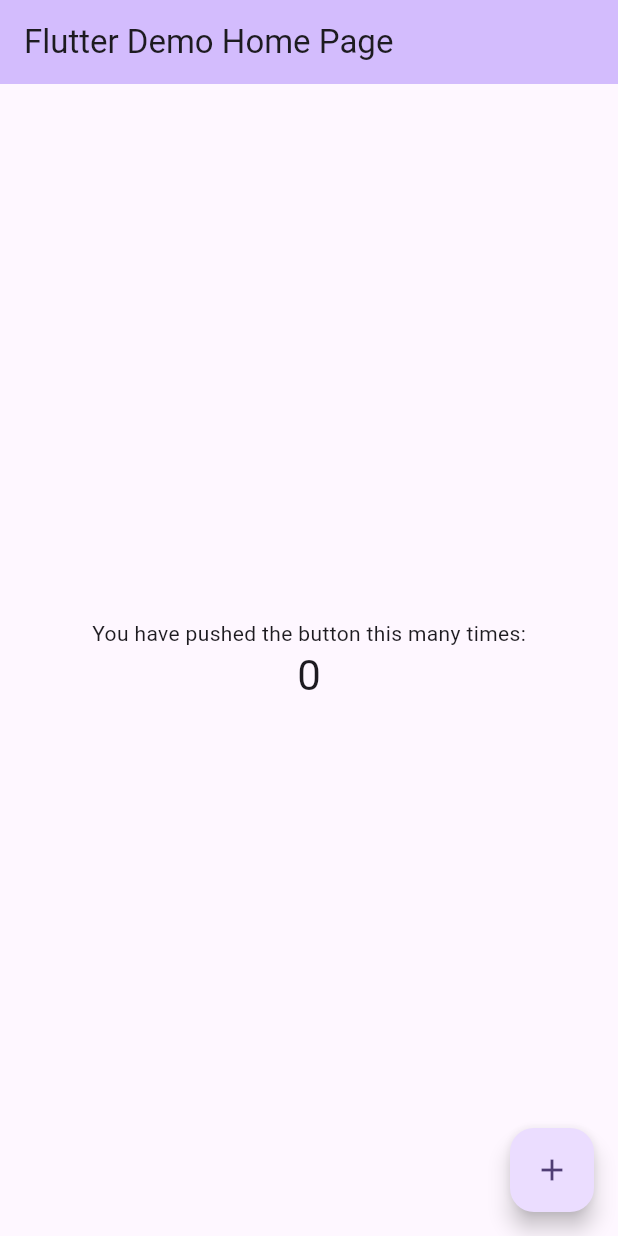
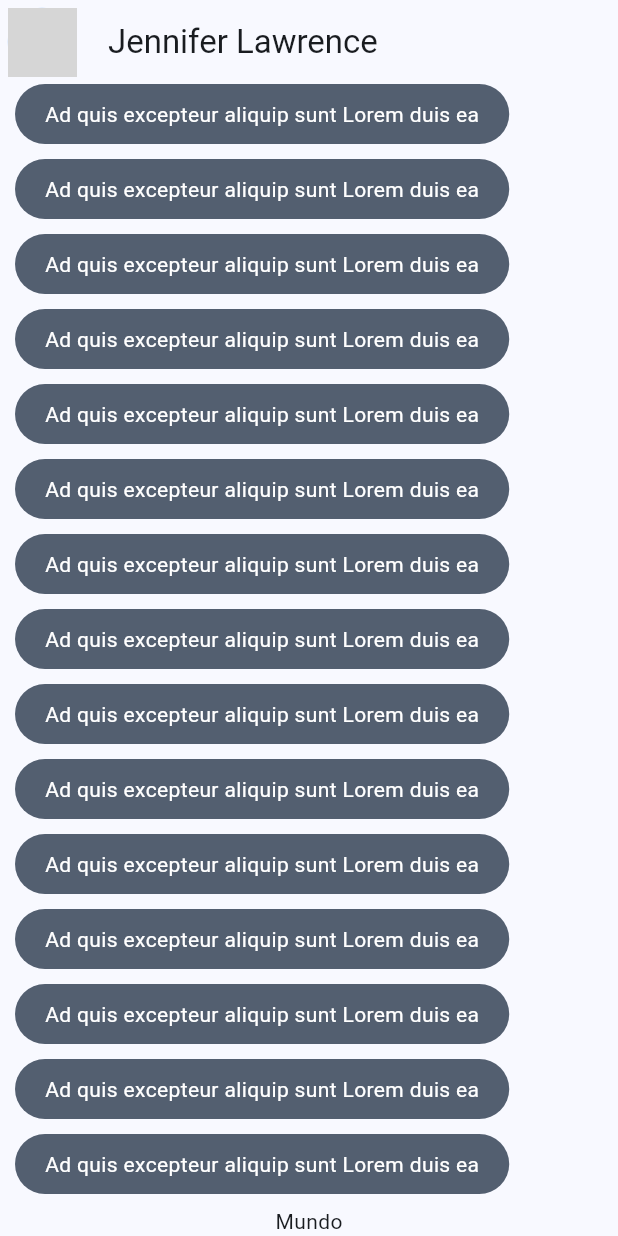
Before and after one commit to UrielCisneros/chat_template_app, a Flutter app: the screen it shows after launch, on a phone screen of 412 x 824 dp. Run offline on Flutter 3.47's test engine with Material 2 defaults, Android fonts, the phone set to English and light mode, and no system bars; network calls fail; grey boxes are pictures that could not be loaded.

Commit message:
add burbble of chats

```diff
--- /dev/null
+++ b/lib/config/theme/app_theme.dart
@@ -0,0 +1,27 @@
+import 'package:flutter/material.dart';
+
+const Color _customColor = Color.fromARGB(0, 85, 4, 172);
+
+const List<Color> _colorThemes = [
+  _customColor,
+  Colors.black,
+  Colors.blue,
+  Colors.green,
+  Colors.yellow
+];
+
+class AppTheme {
+  final int selecterColor;
+  final Brightness brightness;
+
+  AppTheme({required this.selecterColor, this.brightness = Brightness.light})
+      : assert(selecterColor > -1 && selecterColor <= _colorThemes.length - 1,
+            "Color must e between 0 and ${_colorThemes.length - 1}");
+
+  ThemeData theme() {
+    return ThemeData(
+        useMaterial3: true,
+        colorSchemeSeed: _colorThemes[selecterColor],
+        brightness: brightness);
+  }
+}
--- a/lib/main.dart
+++ b/lib/main.dart
@@ -1,125 +1,20 @@
+import 'package:chat_template_app/screens/Chat/chat_screen.dart';
 import 'package:flutter/material.dart';
 
-void main() {
-  runApp(const MyApp());
-}
+import 'config/theme/app_theme.dart';
+
+void main() => runApp(MyApp());
 
 class MyApp extends StatelessWidget {
   const MyApp({super.key});
 
-  // This widget is the root of your application.
   @override
   Widget build(BuildContext context) {
     return MaterialApp(
-      title: 'Flutter Demo',
-      theme: ThemeData(
-        // This is the theme of your application.
-        //
-        // TRY THIS: Try running your application with "flutter run". You'll see
-        // the application has a blue toolbar. Then, without quitting the app,
-        // try changing the seedColor in the colorScheme below to Colors.green
-        // and then invoke "hot reload" (save your changes or press the "hot
-        // reload" button in a Flutter-supported IDE, or press "r" if you used
-        // the command line to start the app).
-        //
-        // Notice that the counter didn't reset back to zero; the application
-        // state is not lost during the reload. To reset the state, use hot
-        // restart instead.
-        //
-        // This works for code too, not just values: Most code changes can be
-        // tested with just a hot reload.
-        colorScheme: ColorScheme.fromSeed(seedColor: Colors.deepPurple),
-        useMaterial3: true,
-      ),
-      home: const MyHomePage(title: 'Flutter Demo Home Page'),
+      title: 'Chat',
+      debugShowCheckedModeBanner: false,
+      theme: AppTheme(selecterColor: 2).theme(),
+      home: const ChatScreen(),
     );
   }
 }
-
-class MyHomePage extends StatefulWidget {
-  const MyHomePage({super.key, required this.title});
-
-  // This widget is the home page of your application. It is stateful, meaning
-  // that it has a State object (defined below) that contains fields that affect
-  // how it looks.
-
-  // This class is the configuration for the state. It holds the values (in this
-  // case the title) provided by the parent (in this case the App widget) and
-  // used by the build method of the State. Fields in a Widget subclass are
-  // always marked "final".
-
-  final String title;
-
-  @override
-  State<MyHomePage> createState() => _MyHomePageState();
-}
-
-class _MyHomePageState extends State<MyHomePage> {
-  int _counter = 0;
-
-  void _incrementCounter() {
-    setState(() {
-      // This call to setState tells the Flutter framework that something has
-      // changed in this State, which causes it to rerun the build method below
-      // so that the display can reflect the updated values. If we changed
-      // _counter without calling setState(), then the build method would not be
-      // called again, and so nothing would appear to happen.
-      _counter++;
-    });
-  }
-
-  @override
-  Widget build(BuildContext context) {
-    // This method is rerun every time setState is called, for instance as done
-    // by the _incrementCounter method above.
-    //
-    // The Flutter framework has been optimized to make rerunning build methods
-    // fast, so that you can just rebuild anything that needs updating rather
-    // than having to individually change instances of widgets.
-    return Scaffold(
-      appBar: AppBar(
-        // TRY THIS: Try changing the color here to a specific color (to
-        // Colors.amber, perhaps?) and trigger a hot reload to see the AppBar
-        // change color while the other colors stay the same.
-        backgroundColor: Theme.of(context).colorScheme.inversePrimary,
-        // Here we take the value from the MyHomePage object that was created by
-        // the App.build method, and use it to set our appbar title.
-        title: Text(widget.title),
-      ),
-      body: Center(
-        // Center is a layout widget. It takes a single child and positions it
-        // in the middle of the parent.
-        child: Column(
-          // Column is also a layout widget. It takes a list of children and
-          // arranges them vertically. By default, it sizes itself to fit its
-          // children horizontally, and tries to be as tall as its parent.
-          //
-          // Column has various properties to control how it sizes itself and
-          // how it positions its children. Here we use mainAxisAlignment to
-          // center the children vertically; the main axis here is the vertical
-          // axis because Columns are vertical (the cross axis would be
-          // horizontal).
-          //
-          // TRY THIS: Invoke "debug painting" (choose the "Toggle Debug Paint"
-          // action in the IDE, or press "p" in the console), to see the
-          // wireframe for each widget.
-          mainAxisAlignment: MainAxisAlignment.center,
-          children: <Widget>[
-            const Text(
-              'You have pushed the button this many times:',
-            ),
-            Text(
-              '$_counter',
-              style: Theme.of(context).textTheme.headlineMedium,
-            ),
-          ],
-        ),
-      ),
-      floatingActionButton: FloatingActionButton(
-        onPressed: _incrementCounter,
-        tooltip: 'Increment',
-        child: const Icon(Icons.add),
-      ), // This trailing comma makes auto-formatting nicer for build methods.
-    );
-  }
-}
--- /dev/null
+++ b/lib/screens/Chat/chat_screen.dart
@@ -0,0 +1,47 @@
+import 'package:chat_template_app/screens/widgets/her_chat_message.dart';
+// import 'package:chat_template_app/screens/widgets/my_chat_message.dart';
+import 'package:flutter/material.dart';
+
+class ChatScreen extends StatelessWidget {
+  const ChatScreen({Key? key}) : super(key: key);
+
+  @override
+  Widget build(BuildContext context) {
+    return Scaffold(
+      appBar: AppBar(
+        title: const Text("Jennifer Lawrence"),
+        centerTitle: false,
+        leading: const Padding(
+          padding: EdgeInsets.all(5.0),
+          child: CircleAvatar(
+            backgroundImage: NetworkImage(
+                "https://d26oc3sg82pgk3.cloudfront.net/files/media/edit/image/11295/article_aligned%401x.png"),
+          ),
+        ),
+      ),
+      body: _ChatView(),
+    );
+  }
+}
+
+class _ChatView extends StatelessWidget {
+  @override
+  Widget build(BuildContext context) {
+    return SafeArea(
+      child: Padding(
+        padding: const EdgeInsets.symmetric(horizontal: 10),
+        child: Column(
+          children: [
+            Expanded(
+                child: ListView.builder(
+                    itemCount: 100,
+                    itemBuilder: (context, index) {
+                      return const HerChatMessage();
+                    })),
+            const Text("Mundo")
+          ],
+        ),
+      ),
+    );
+  }
+}
--- /dev/null
+++ b/lib/screens/widgets/her_chat_message.dart
@@ -0,0 +1,26 @@
+import 'package:flutter/material.dart';
+
+class HerChatMessage extends StatelessWidget {
+  const HerChatMessage({Key? key}) : super(key: key);
+
+  @override
+  Widget build(BuildContext context) {
+    final colors = Theme.of(context).colorScheme;
+
+    return Column(
+      crossAxisAlignment: CrossAxisAlignment.start,
+      children: [
+        Container(
+          decoration: BoxDecoration(
+              color: colors.secondary, borderRadius: BorderRadius.circular(20)),
+          child: const Padding(
+            padding: EdgeInsets.symmetric(horizontal: 20, vertical: 10),
+            child: Text("Ad quis excepteur aliquip sunt Lorem duis ea",
+                style: TextStyle(color: Colors.white)),
+          ),
+        ),
+        const SizedBox(height: 10)
+      ],
+    );
+  }
+}
--- /dev/null
+++ b/lib/screens/widgets/my_chat_message.dart
@@ -0,0 +1,30 @@
+import 'package:flutter/material.dart';
+
+class MyMessageChat extends StatelessWidget {
+  const MyMessageChat({Key? key}) : super(key: key);
+
+  @override
+  Widget build(BuildContext context) {
+    final colors = Theme.of(context).colorScheme;
+
+    return Column(
+      crossAxisAlignment: CrossAxisAlignment.end,
+      children: [
+        Container(
+          decoration: BoxDecoration(
+              color: colors.primary, borderRadius: BorderRadius.circular(20)),
+          child: const Padding(
+            padding: EdgeInsets.symmetric(horizontal: 20, vertical: 10),
+            child: Text(
+              "Id officia aliquip id eiusmod laborum.",
+              style: TextStyle(color: Colors.white),
+            ),
+          ),
+        ),
+        const SizedBox(
+          height: 10,
+        )
+      ],
+    );
+  }
+}
```
